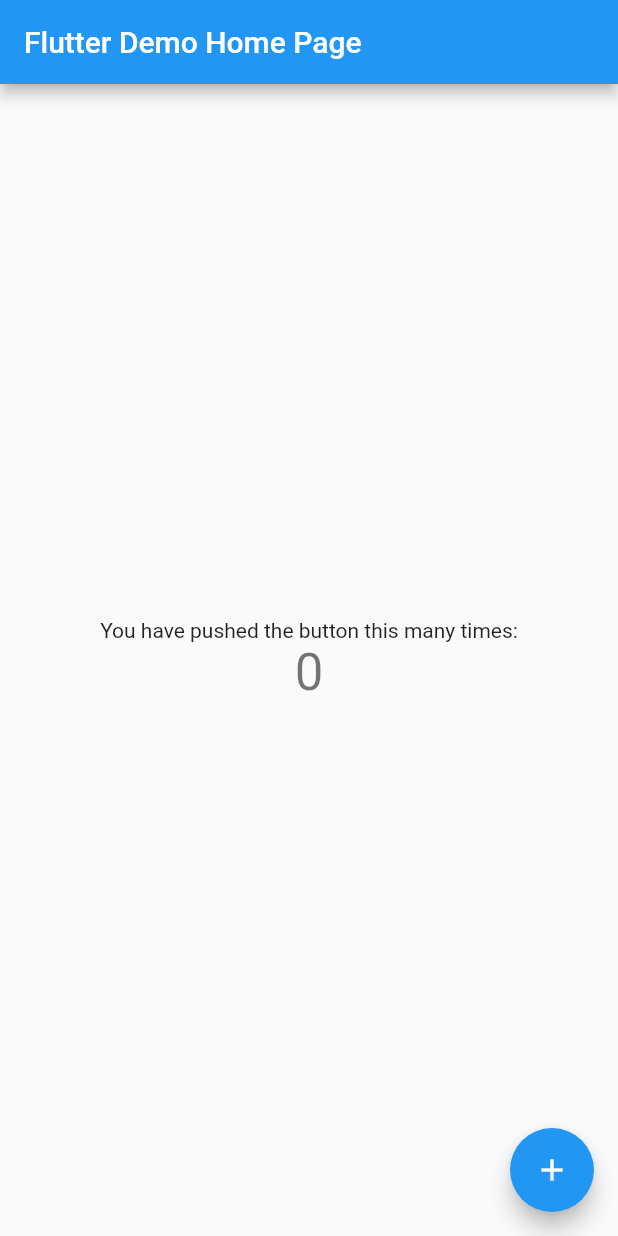
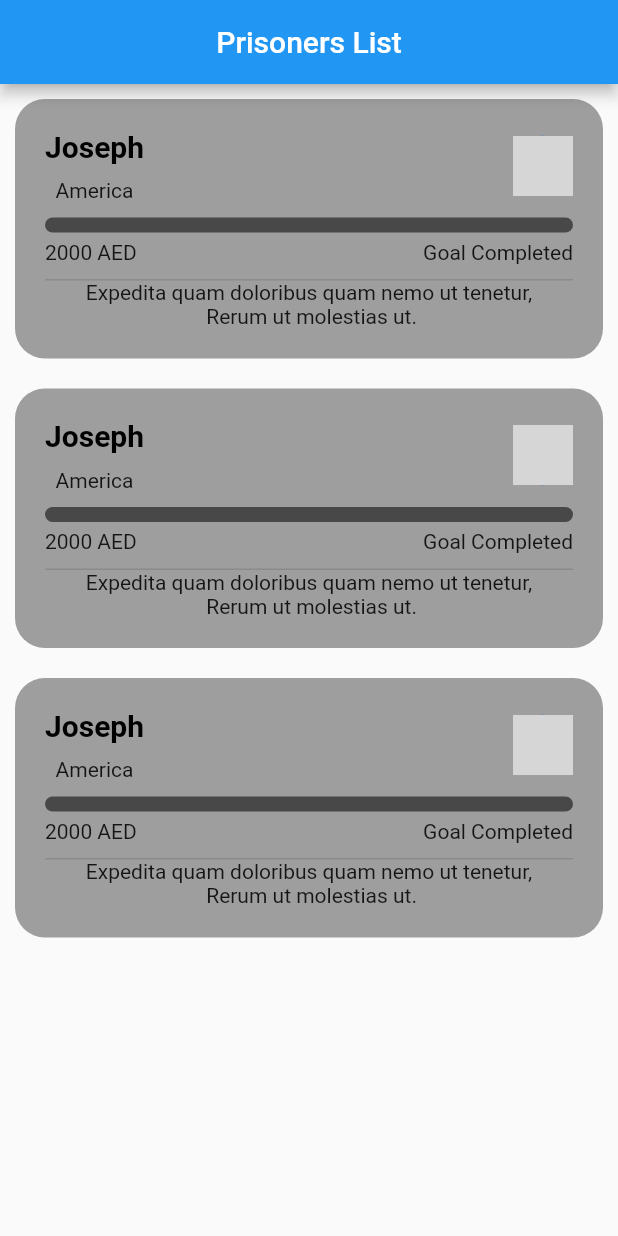
Before and after one commit to AsmaaElbanna/alexapps_task, a Flutter app: the screen it shows after launch, on a phone screen of 412 x 824 dp. Run offline on Flutter 3.47's test engine with Material 2 defaults, Android fonts, the phone set to English and light mode, and no system bars; network calls fail; grey boxes are pictures that could not be loaded.

Commit message:
Prisoner card ui

```diff
--- a/lib/main.dart
+++ b/lib/main.dart
@@ -1,3 +1,4 @@
+import 'package:alex_apps_task/screens/home/home_screen.dart';
 import 'package:flutter/material.dart';
 
 void main() {
@@ -11,105 +12,12 @@ class MyApp extends StatelessWidget {
   @override
   Widget build(BuildContext context) {
     return MaterialApp(
+      debugShowCheckedModeBanner: false,
       title: 'Flutter Demo',
       theme: ThemeData(
-        // This is the theme of your application.
-        //
-        // Try running your application with "flutter run". You'll see the
-        // application has a blue toolbar. Then, without quitting the app, try
-        // changing the primarySwatch below to Colors.green and then invoke
-        // "hot reload" (press "r" in the console where you ran "flutter run",
-        // or simply save your changes to "hot reload" in a Flutter IDE).
-        // Notice that the counter didn't reset back to zero; the application
-        // is not restarted.
         primarySwatch: Colors.blue,
       ),
-      home: const MyHomePage(title: 'Flutter Demo Home Page'),
+      home: const HomeScreen(),
     );
   }
 }
-
-class MyHomePage extends StatefulWidget {
-  const MyHomePage({Key? key, required this.title}) : super(key: key);
-
-  // This widget is the home page of your application. It is stateful, meaning
-  // that it has a State object (defined below) that contains fields that affect
-  // how it looks.
-
-  // This class is the configuration for the state. It holds the values (in this
-  // case the title) provided by the parent (in this case the App widget) and
-  // used by the build method of the State. Fields in a Widget subclass are
-  // always marked "final".
-
-  final String title;
-
-  @override
-  State<MyHomePage> createState() => _MyHomePageState();
-}
-
-class _MyHomePageState extends State<MyHomePage> {
-  int _counter = 0;
-
-  void _incrementCounter() {
-    setState(() {
-      // This call to setState tells the Flutter framework that something has
-      // changed in this State, which causes it to rerun the build method below
-      // so that the display can reflect the updated values. If we changed
-      // _counter without calling setState(), then the build method would not be
-      // called again, and so nothing would appear to happen.
-      _counter++;
-    });
-  }
-
-  @override
-  Widget build(BuildContext context) {
-    // This method is rerun every time setState is called, for instance as done
-    // by the _incrementCounter method above.
-    //
-    // The Flutter framework has been optimized to make rerunning build methods
-    // fast, so that you can just rebuild anything that needs updating rather
-    // than having to individually change instances of widgets.
-    return Scaffold(
-      appBar: AppBar(
-        // Here we take the value from the MyHomePage object that was created by
-        // the App.build method, and use it to set our appbar title.
-        title: Text(widget.title),
-      ),
-      body: Center(
-        // Center is a layout widget. It takes a single child and positions it
-        // in the middle of the parent.
-        child: Column(
-          // Column is also a layout widget. It takes a list of children and
-          // arranges them vertically. By default, it sizes itself to fit its
-          // children horizontally, and tries to be as tall as its parent.
-          //
-          // Invoke "debug painting" (press "p" in the console, choose the
-          // "Toggle Debug Paint" action from the Flutter Inspector in Android
-          // Studio, or the "Toggle Debug Paint" command in Visual Studio Code)
-          // to see the wireframe for each widget.
-          //
-          // Column has various properties to control how it sizes itself and
-          // how it positions its children. Here we use mainAxisAlignment to
-          // center the children vertically; the main axis here is the vertical
-          // axis because Columns are vertical (the cross axis would be
-          // horizontal).
-          mainAxisAlignment: MainAxisAlignment.center,
-          children: <Widget>[
-            const Text(
-              'You have pushed the button this many times:',
-            ),
-            Text(
-              '$_counter',
-              style: Theme.of(context).textTheme.headline4,
-            ),
-          ],
-        ),
-      ),
-      floatingActionButton: FloatingActionButton(
-        onPressed: _incrementCounter,
-        tooltip: 'Increment',
-        child: const Icon(Icons.add),
-      ), // This trailing comma makes auto-formatting nicer for build methods.
-    );
-  }
-}
--- /dev/null
+++ b/lib/screens/home/components/prisoner_card.dart
@@ -0,0 +1,81 @@
+import 'dart:convert';
+
+import 'package:flutter/cupertino.dart';
+import 'package:flutter/material.dart';
+
+class PrisonerCard extends StatelessWidget {
+  const PrisonerCard({Key? key}) : super(key: key);
+
+  @override
+  Widget build(BuildContext context) {
+    return Container(
+      margin: EdgeInsets.all(10),
+      padding: EdgeInsets.all(20),
+      decoration: BoxDecoration(
+          borderRadius: BorderRadius.circular(20), color: Colors.grey
+          // boxShadow: [
+          //   BoxShadow(
+          //     color: Colors.grey.withOpacity(0.5),
+          //     spreadRadius: 3,
+          //     blurRadius: 2,
+          //     offset: Offset(5, 5), // changes position of shadow
+          //   ),
+          // ],
+          ),
+      child: Column(
+        children: [
+          Row(
+            mainAxisAlignment: MainAxisAlignment.spaceBetween,
+            children: [
+              Column(
+                children: [
+                  Text(
+                    'Joseph',
+                    style: TextStyle(
+                        color: Colors.black,
+                        fontSize: 20,
+                        fontWeight: FontWeight.bold),
+                  ),
+                  SizedBox(
+                    height: 10,
+                  ),
+                  Text('America')
+                ],
+              ),
+              CircleAvatar(
+                backgroundImage: NetworkImage(
+                    'https://static.remove.bg/remove-bg-web/6cc620ebfb5922c21227f533a09d892abd65defa/assets/start_remove-c851bdf8d3127a24e2d137a55b1b427378cd17385b01aec6e59d5d4b5f39d2ec.png'),
+              )
+            ],
+          ),
+          SizedBox(
+            height: 10,
+          ),
+          Container(
+            height: 10,
+            decoration: BoxDecoration(
+                color: Colors.black54, borderRadius: BorderRadius.circular(10)),
+          ),
+          SizedBox(
+            height: 5,
+          ),
+          Row(
+            mainAxisAlignment: MainAxisAlignment.spaceBetween,
+            children: [Text('2000 AED'), Text('Goal Completed')],
+          ),
+          SizedBox(
+            height: 10,
+          ),
+          Container(
+            height: 1,
+            decoration: BoxDecoration(color: Colors.black12),
+          ),
+          Text(
+            'Expedita quam doloribus quam nemo ut tenetur, \n Rerum ut molestias ut. ',
+            textAlign: TextAlign.center,
+          )
+        ],
+      ),
+    );
+  }
+}
--- /dev/null
+++ b/lib/screens/home/home_screen.dart
@@ -0,0 +1,20 @@
+import 'package:alex_apps_task/screens/home/components/prisoner_card.dart';
+import 'package:flutter/material.dart';
+
+class HomeScreen extends StatelessWidget {
+  const HomeScreen({Key? key}) : super(key: key);
+
+  @override
+  Widget build(BuildContext context) {
+    return  Scaffold(
+      appBar: AppBar(title: const Text('Prisoners List'),centerTitle: true,),
+      body: Column(
+        children: [
+          PrisonerCard(),
+          PrisonerCard(),
+          PrisonerCard(),
+        ],
+      )
+    );
+  }
+}
```
